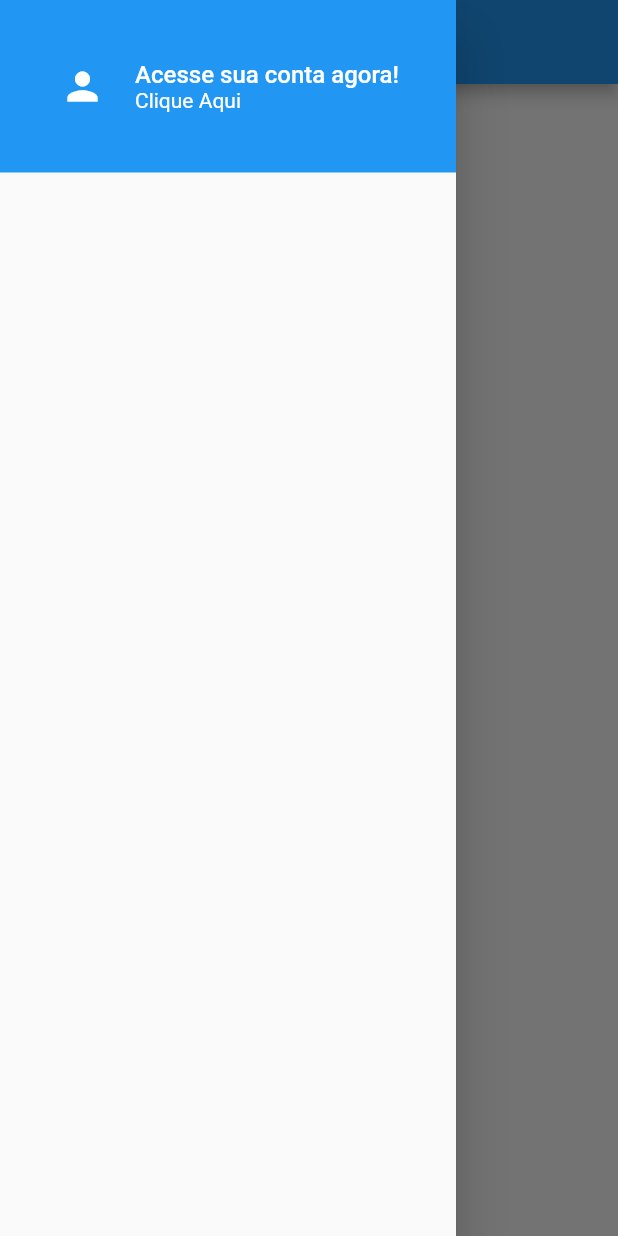
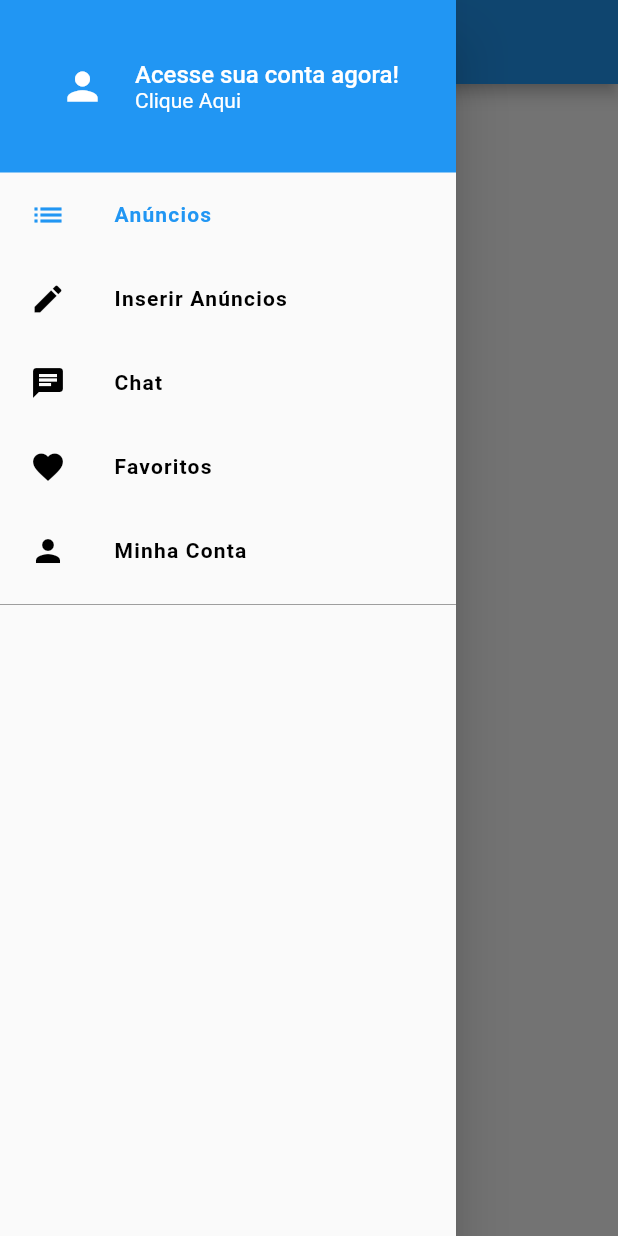
Before and after one commit to leoCardosoDev/flutter_xol_bloc, a Flutter app: the screen it shows after launch, with the side drawer open, on a phone screen of 412 x 824 dp. Run offline on Flutter 3.47's test engine with Material 2 defaults, Android fonts, the phone set to English and light mode, and no system bars.

Commit message:
feat: add icon and list in drawer

```diff
--- a/lib/common/drawer/custom_drawer.dart
+++ b/lib/common/drawer/custom_drawer.dart
@@ -1,5 +1,6 @@
 import 'package:flutter/material.dart';
 
+import 'widgets/icon_section.dart';
 import 'widgets/custom_header.dart';
 
 class CustomDrawer extends StatelessWidget {
@@ -9,6 +10,8 @@ class CustomDrawer extends StatelessWidget {
       child: ListView(
         children: [
           CustomHeader(),
+          IconSection(),
+          Divider(color: Colors.grey[500]),
         ],
       ),
     );
--- /dev/null
+++ b/lib/common/drawer/widgets/icon_section.dart
@@ -0,0 +1,38 @@
+import 'package:flutter/material.dart';
+
+import 'icon_tile.dart';
+
+class IconSection extends StatelessWidget {
+  @override
+  Widget build(BuildContext context) {
+    return Column(
+      children: [
+        IconTile(
+            label: 'Anúncios',
+            iconData: Icons.list,
+            onTap: () {},
+            highlighted: true),
+        IconTile(
+            label: 'Inserir Anúncios',
+            iconData: Icons.edit,
+            onTap: () {},
+            highlighted: false),
+        IconTile(
+            label: 'Chat',
+            iconData: Icons.chat,
+            onTap: () {},
+            highlighted: false),
+        IconTile(
+            label: 'Favoritos',
+            iconData: Icons.favorite,
+            onTap: () {},
+            highlighted: false),
+        IconTile(
+            label: 'Minha Conta',
+            iconData: Icons.person,
+            onTap: () {},
+            highlighted: false),
+      ],
+    );
+  }
+}
--- /dev/null
+++ b/lib/common/drawer/widgets/icon_tile.dart
@@ -0,0 +1,30 @@
+import 'package:flutter/material.dart';
+
+class IconTile extends StatelessWidget {
+  final String label;
+  final IconData iconData;
+  final VoidCallback onTap;
+  final bool highlighted;
+
+  const IconTile({this.label, this.iconData, this.onTap, this.highlighted});
+
+  @override
+  Widget build(BuildContext context) {
+    return ListTile(
+      title: Text(
+        label,
+        style: TextStyle(
+          fontWeight: FontWeight.w600,
+          letterSpacing: 0.8,
+          color: highlighted ? Colors.blue : Colors.black,
+        ),
+      ),
+      leading: Icon(
+        iconData,
+        color: highlighted ? Colors.blue : Colors.black,
+      ),
+      onTap: onTap,
+      contentPadding: const EdgeInsets.fromLTRB(20, 0, 10, 0),
+    );
+  }
+}
```
